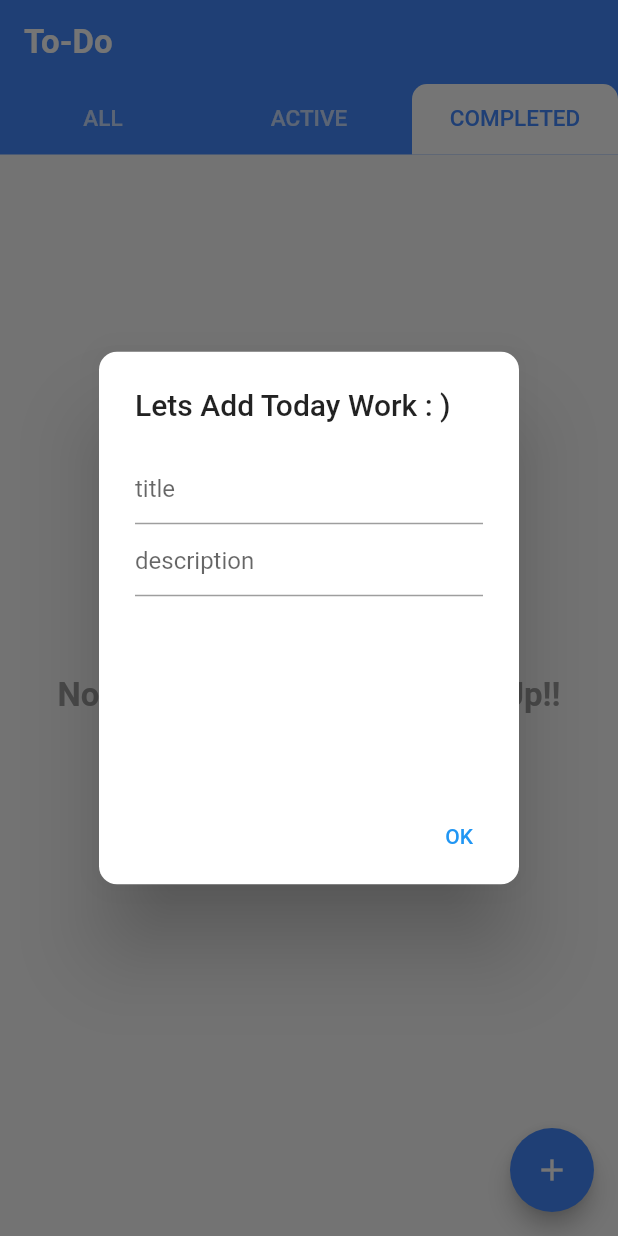
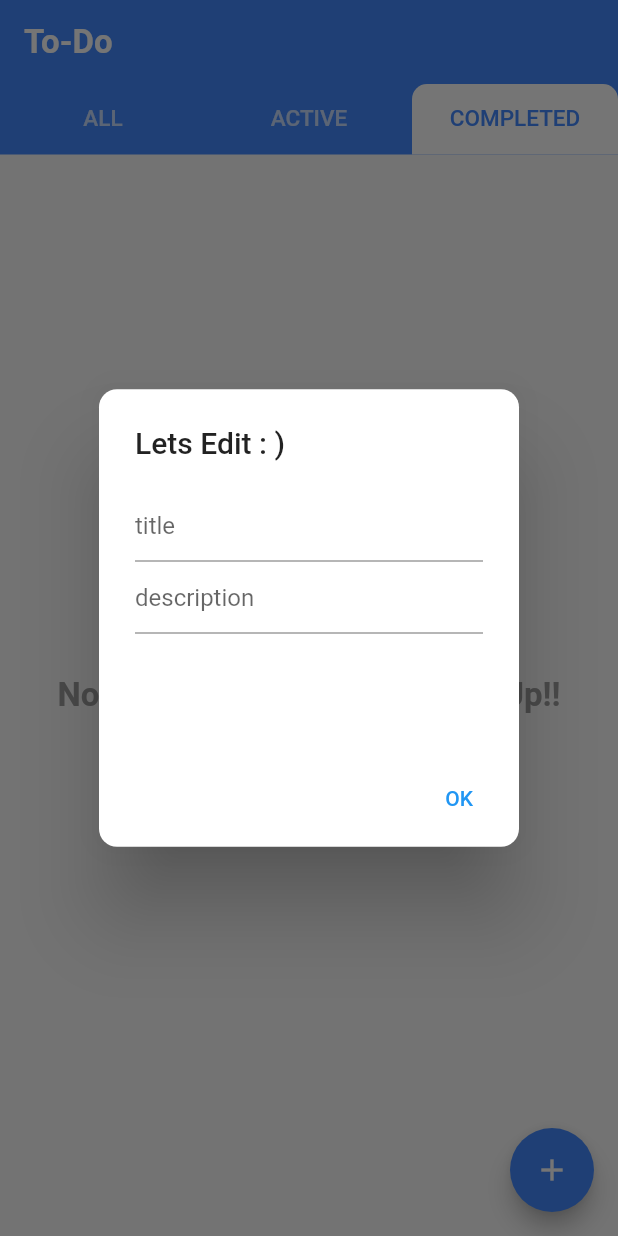
Before and after one commit to SaileshVerma/to-do-app, a Flutter app: the screen it shows after launch, tab 3 chosen, after a tap on the "add" icon, on a phone screen of 412 x 824 dp. Run offline on Flutter 3.47's test engine with Material 2 defaults, Android fonts, the phone set to English and light mode, and no system bars.

Commit message:
code refractored add and edit combined widget

```diff
--- a/lib/screens/homePageScreen.dart
+++ b/lib/screens/homePageScreen.dart
@@ -1,8 +1,8 @@
 import 'package:flutter/material.dart';
+import 'package:todo/widget/addEditTaskbox.dart';
 
 import '../models/subtaskmodel.dart';
 import '../models/taskmodel.dart';
-import '../widget/addTaskbox.dart';
 
 import '../screens/taskListScreen.dart';
 
@@ -65,7 +65,7 @@ class _MyHomePageState extends State<MyHomePage> {
     });
   }
 
-  void editDescription(String id, String title, String desc) {
+  void editTask(String id, String title, String desc) {
     final item = data.firstWhere((element) => element.id == id);
 
     setState(() {
@@ -75,6 +75,7 @@ class _MyHomePageState extends State<MyHomePage> {
   }
 
   void addTask(String title, String desc) {
+    print("add was called >>>>>>>>>>>>>>>>>>>");
     final item = TaskModel(
       id: DateTime.now().toString(),
       title: title,
@@ -124,14 +125,14 @@ class _MyHomePageState extends State<MyHomePage> {
               emptyDisplayText: "Lets Do Something",
               changeStatus: changeStatus,
               deleteTask: deleteTask,
-              editDescription: editDescription,
+              editDescription: editTask,
               taskDataList: data, //complete task list
             ),
             TaskListScreen(
               emptyDisplayText: "No Active Task!!",
               changeStatus: changeStatus,
               deleteTask: deleteTask,
-              editDescription: editDescription,
+              editDescription: editTask,
               taskDataList: // contains active data list
                   data.where((element) => element.isActive == false).toList(),
             ),
@@ -139,7 +140,7 @@ class _MyHomePageState extends State<MyHomePage> {
               emptyDisplayText: "No Task Completed Yet Hurry Up!!",
               changeStatus: changeStatus,
               deleteTask: deleteTask,
-              editDescription: editDescription,
+              editDescription: editTask,
               taskDataList: //contains completed data list
                   data.where((element) => element.isActive == true).toList(),
             ),
@@ -151,8 +152,10 @@ class _MyHomePageState extends State<MyHomePage> {
             showDialog(
               context: context,
               builder: (context) => Container(
-                child: AddTaskBox(
-                  addTask: addTask,
+                child: AddEditTaskBox(
+                  addeditDescription: (title, desc) {
+                    addTask(title, desc);
+                  },
                 ),
               ),
             );
--- /dev/null
+++ b/lib/widget/addEditTaskbox.dart
@@ -0,0 +1,67 @@
+import 'package:flutter/material.dart';
+
+// ignore: must_be_immutable
+class AddEditTaskBox extends StatelessWidget {
+  Function(String title, String desc) addeditDescription;
+
+  final TextEditingController titleInputController;
+  final TextEditingController descriptionInputController;
+  AddEditTaskBox({
+    required this.addeditDescription,
+    receivedTitle = "",
+    receivedDesc = "",
+
+    // required this.datalist,
+    // required this.isActive,
+    // required this.receivedId,
+    // required this.receviedTitle,
+    // required this.receviedDesc
+  })  : descriptionInputController = TextEditingController(text: receivedDesc),
+        titleInputController = TextEditingController(text: receivedTitle);
+
+  @override
+  Widget build(BuildContext context) {
+    return AlertDialog(
+      shape: RoundedRectangleBorder(borderRadius: BorderRadius.circular(12)),
+      actions: [
+        TextButton(
+            onPressed: () {
+              addeditDescription(
+                titleInputController.text,
+                descriptionInputController.text,
+              );
+
+              ScaffoldMessenger.of(context).showSnackBar(
+                SnackBar(
+                  duration: Duration(seconds: 1),
+                  content: Text("task edited successfully"),
+                ),
+              );
+              Navigator.pop(context);
+            },
+            child: Text("OK"))
+      ],
+      title: Text("Lets Edit : ) "),
+      content: Container(
+        height: 150,
+        child: Column(
+          children: [
+            TextField(
+              controller: titleInputController,
+              decoration: InputDecoration(
+                hintText: "title",
+              ),
+            ),
+            TextField(
+              controller: descriptionInputController,
+              keyboardType: TextInputType.multiline,
+              minLines: 1,
+              maxLines: 6,
+              decoration: InputDecoration(hintText: "description"),
+            ),
+          ],
+        ),
+      ),
+    );
+  }
+}
--- a/lib/widget/addTaskbox.dart
+++ /dev/null
@@ -1,54 +0,0 @@
-import 'package:flutter/material.dart';
-
-// ignore: must_be_immutable
-class AddTaskBox extends StatelessWidget {
-  Function(String title, String desc) addTask;
-  AddTaskBox({required this.addTask});
-
-  String title = "";
-  String desc = "";
-  @override
-  Widget build(BuildContext context) {
-    return AlertDialog(
-      shape: RoundedRectangleBorder(borderRadius: BorderRadius.circular(12)),
-      actions: [
-        TextButton(
-            onPressed: () {
-              addTask(title, desc);
-
-              ScaffoldMessenger.of(context).showSnackBar(
-                SnackBar(
-                  duration: Duration(seconds: 1),
-                  content: const Text("task added successfully"),
-                ),
-              );
-              Navigator.pop(context);
-            },
-            child: const Text("OK"))
-      ],
-      title: const Text("Lets Add Today Work : )"),
-      content: Container(
-        height: 200,
-        child: Column(
-          children: [
-            TextField(
-              decoration: InputDecoration(hintText: "title"),
-              onChanged: (val) {
-                title = val;
-              },
-            ),
-            TextField(
-              keyboardType: TextInputType.multiline,
-              minLines: 1,
-              maxLines: 6,
-              decoration: InputDecoration(hintText: "description"),
-              onChanged: (val) {
-                desc = val;
-              },
-            ),
-          ],
-        ),
-      ),
-    );
-  }
-}
```
Also changed, not shown: lib/widget/editTaskbox.dart (deleted, +0 -97 lines), lib/widget/taskGrid.dart (+13 -19 lines).
